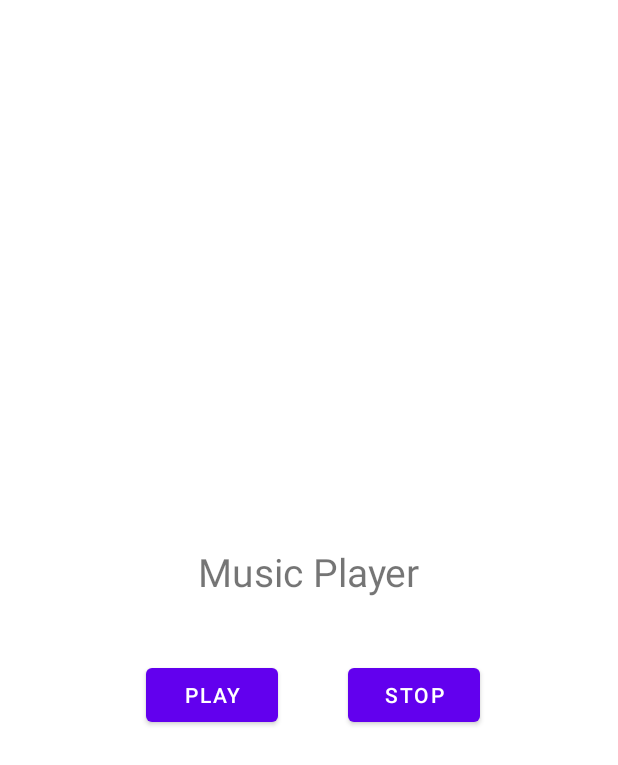
After one commit to dranoelt/Test, an Android app: the layout activity_main3.xml on its own in the app's theme, with its tools: preview values and no code run, on a phone screen of 412 x 824 dp. The commit adds this screen. Shown: the top 765 px of the screen. Run offline under Robolectric (Android 15) with nearby library versions, the phone set to English and light mode, and no system bars.

Commit message:
musicplayer

```diff
--- a/app/build.gradle
+++ b/app/build.gradle
@@ -50,7 +50,7 @@ dependencies {
     testImplementation 'junit:junit:4.+'
     androidTestImplementation 'androidx.test.ext:junit:1.1.2'
     androidTestImplementation 'androidx.test.espresso:espresso-core:3.3.0'
-    kapt 'com.android.databinding:compiler:2.3.1'
+    kapt 'com.android.databinding:compiler:3.1.4'
 
 
     def room_version = '2.2.6'
--- /dev/null
+++ b/app/src/main/res/layout/activity_main3.xml
@@ -0,0 +1,54 @@
+<?xml version="1.0" encoding="utf-8"?>
+<layout xmlns:android="http://schemas.android.com/apk/res/android"
+    xmlns:app="http://schemas.android.com/apk/res-auto"
+    xmlns:tools="http://schemas.android.com/tools">
+
+    <data>
+
+    </data>
+
+    <androidx.constraintlayout.widget.ConstraintLayout
+        android:layout_width="match_parent"
+        android:layout_height="match_parent"
+        tools:context=".MainActivity3">
+
+        <Button
+            android:id="@+id/playPlayer"
+            android:layout_width="wrap_content"
+            android:layout_height="wrap_content"
+            android:text="@string/play"
+            app:layout_constraintBottom_toBottomOf="parent"
+            app:layout_constraintEnd_toStartOf="@+id/stopPlayer"
+            app:layout_constraintHorizontal_bias="0.678"
+            app:layout_constraintStart_toStartOf="parent"
+            app:layout_constraintTop_toBottomOf="@+id/textView"
+            app:layout_constraintVertical_bias="0.107" />
+
+        <Button
+            android:id="@+id/stopPlayer"
+            android:layout_width="wrap_content"
+            android:layout_height="wrap_content"
+            android:layout_marginEnd="92dp"
+            android:text="@string/stop"
+            app:layout_constraintBottom_toBottomOf="parent"
+            app:layout_constraintEnd_toEndOf="parent"
+            app:layout_constraintTop_toBottomOf="@+id/textView"
+            app:layout_constraintVertical_bias="0.107" />
+
+        <TextView
+            android:id="@+id/textView"
+            android:layout_width="wrap_content"
+            android:layout_height="wrap_content"
+            android:gravity="center"
+            android:text="@string/song"
+            android:textSize="26sp"
+            app:layout_constraintBottom_toBottomOf="parent"
+            app:layout_constraintEnd_toEndOf="parent"
+            app:layout_constraintHorizontal_bias="0.498"
+            app:layout_constraintStart_toStartOf="parent"
+            app:layout_constraintTop_toTopOf="parent"
+            app:layout_constraintVertical_bias="0.461" />
+
+
+    </androidx.constraintlayout.widget.ConstraintLayout>
+</layout>
--- a/app/src/main/res/values/strings.xml
+++ b/app/src/main/res/values/strings.xml
@@ -2,4 +2,8 @@
     <string name="app_name">My Application</string>
     <string name="channelName">Message</string>
     <string name="description">Test Notification</string>
+    <string name="play">Play</string>
+    <string name="stop">Stop</string>
+    <string name="song">Music Player</string>
+    <string name="no">-</string>
 </resources>
```
Also changed, not shown: app/src/main/AndroidManifest.xml (+11 -2 lines), app/src/main/java/com/example/myapplication/Data.kt (added, +9 -0 lines), app/src/main/java/com/example/myapplication/MainActivity2.kt (+5 -5 lines), app/src/main/java/com/example/myapplication/MainActivity3.kt (added, +56 -0 lines), app/src/main/java/com/example/myapplication/myMPservice.kt (added, +77 -0 lines), 1 other file.
